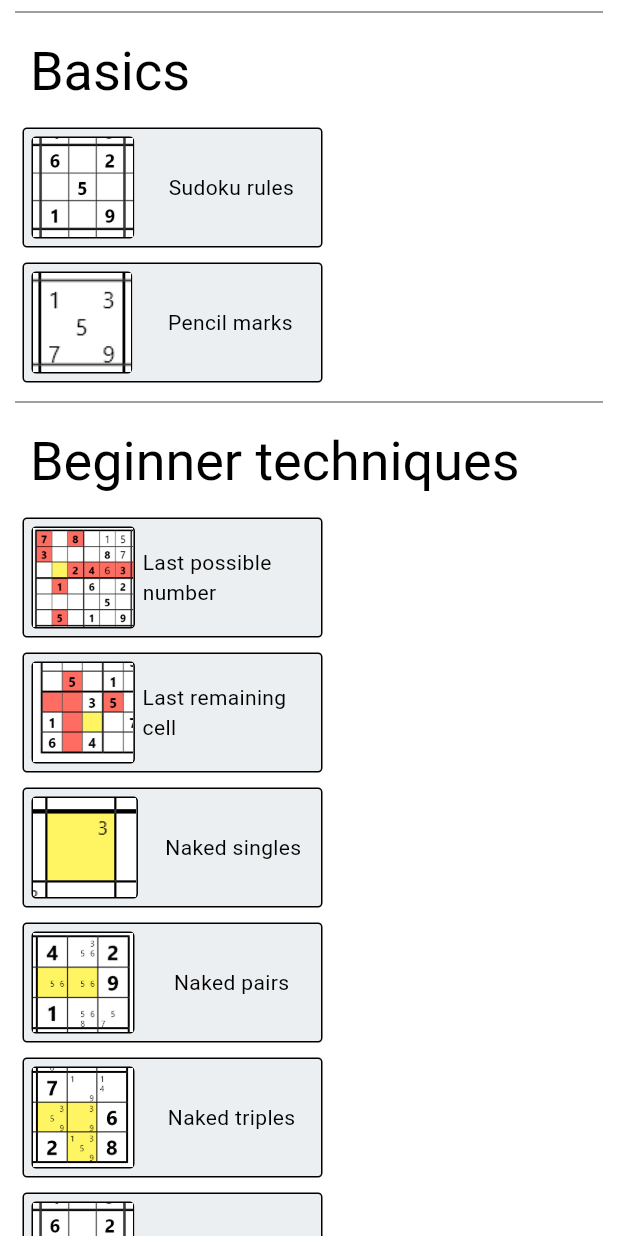
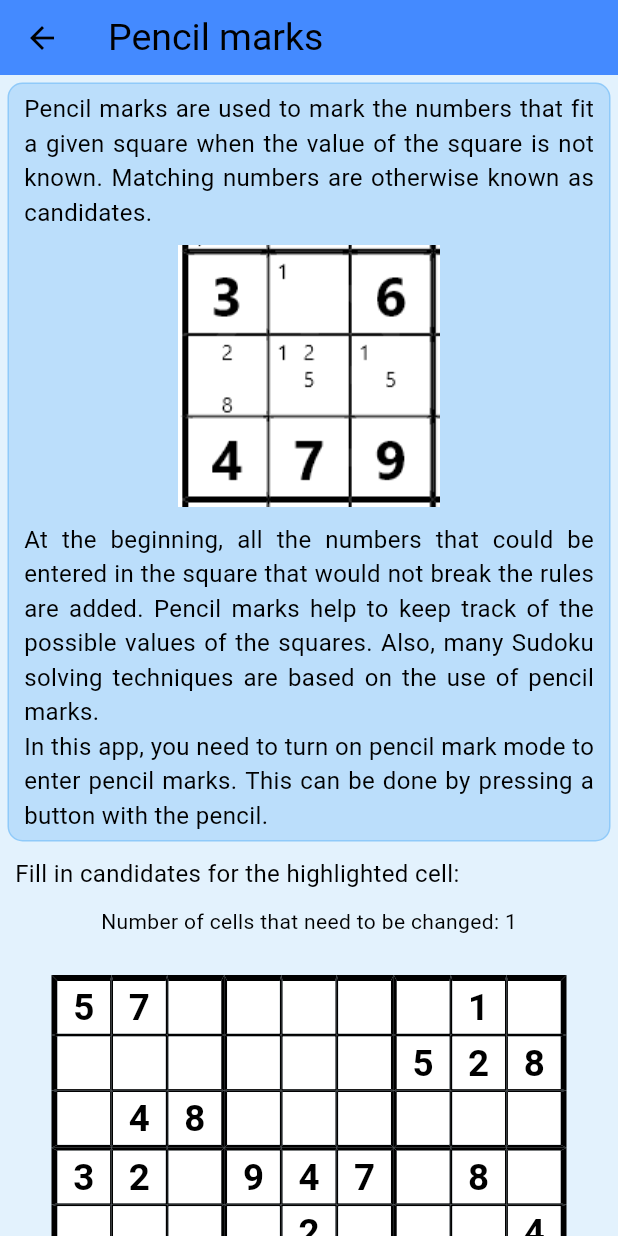
Before and after one commit to Majuo/thesis, a Flutter app: the LearningPage screen opened directly, after a tap on "Pencil marks", on a phone screen of 412 x 824 dp. Run offline on Flutter 3.47's test engine with Material 2 defaults, Android fonts, the phone set to English and light mode, and no system bars; our stand-ins replace shared_preferences; accounts and stored records are empty; generated files the repository leaves out were written again.

Commit message:
add pencil marks learning page

```diff
--- a/sudoku_app/lib/l10n/app_en.arb
+++ b/sudoku_app/lib/l10n/app_en.arb
@@ -56,5 +56,8 @@
   "problemChangesLeft" : "Number of cells that need to be changed: ",
   "problemIncorrectlyChangedCells" : "Incorrectly changed cells: ",
   "problemSolved" : "You solved the problem!",
-  "findSolutionForCell" : "Find the value of the highlighted cell"
+  "findSolutionForCell" : "Find the value of the highlighted cell",
+  "pencilMarksDescription1" : "Pencil marks are used to mark the numbers that fit a given square when the value of the square is not known. Matching numbers are otherwise known as candidates.",
+  "pencilMarksDescription2" : "At the beginning, all the numbers that could be entered in the square that would not break the rules are added. Pencil marks help to keep track of the possible values of the squares. Also, many Sudoku solving techniques are based on the use of pencil marks.\nIn this app, you need to turn on pencil mark mode to enter pencil marks. This can be done by pressing a button with the pencil.",
+  "pencilMarksProblem" : "Fill in candidates for the highlighted cell: "
 }
--- a/sudoku_app/lib/l10n/app_et.arb
+++ b/sudoku_app/lib/l10n/app_et.arb
@@ -56,5 +56,8 @@
   "problemChangesLeft" : "Ruutude arv, mida tuleb muuta: ",
   "problemIncorrectlyChangedCells" : "Valesti muudetud ruudud: ",
   "problemSolved" : "Ülesanne on lahendatud õigesti!",
-  "findSolutionForCell" : "Leia märgitud ruudu väärtust"
+  "findSolutionForCell" : "Leia märgitud ruudu väärtust",
+  "pencilMarksDescription1" : "Pliiatsimärke kasutatakse selleks, et märkida numbrid, mis sobivad antud ruutu, kui ruudu väärtust ei ole teada. Sobivaid numbreid nimetatakse teisiti kandidaatideks.",
+  "pencilMarksDescription2" : "Alguses lisatakse kõiki numbreid, mida võiks ruutu sisestada, mis ei rikuks reegleid. Pliiatsimärgid aitavad jälgida, ruutude võimalike väärtusi. Samuti põhinevad paljud Sudoku lahendamise tehnikad pliiatsimärkide kasutamisel.\nSelles rakenduses tuleb märkmete sisestamiseks lülitada sisse pliiatsimärkide režiimi. Seda saab teha vajutades pliiatsiga nupu.",
+  "pencilMarksProblem" : "Täida märgitud ruudu kandidaadid: "
 }
--- a/sudoku_app/lib/l10n/app_ru.arb
+++ b/sudoku_app/lib/l10n/app_ru.arb
@@ -56,5 +56,8 @@
   "problemChangesLeft" : "Число клеток, которые нужно изменить: ",
   "problemIncorrectlyChangedCells" : "Неправильно изменённых клеток: ",
   "problemSolved" : "Задача решена правильно!",
-  "findSolutionForCell" : "Leia märgitud ruudu väärtust"
+  "findSolutionForCell" : "Leia märgitud ruudu väärtust",
+  "pencilMarksDescription1" : "Pliiatsimärke kasutatakse selleks, et märkida numbrid, mis sobivad antud ruutu, kui ruudu väärtust ei ole teada. Sobivaid numbreid nimetatakse teisiti kandidaatideks.",
+  "pencilMarksDescription2" : "Alguses lisatakse kõiki numbreid, mida võiks ruutu sisestada, mis ei rikuks reegleid. Pliiatsimärgid aitavad jälgida, ruutude võimalike väärtusi. Samuti põhinevad paljud Sudoku lahendamise tehnikad pliiatsimärkide kasutamisel.\nSelles rakenduses tuleb märkmete sisestamiseks lülitada sisse pliiatsimärkide režiimi. Seda saab teha vajutades pliiatsiga nupu.",
+  "pencilMarksProblem" : "Täida märgitud ruudu kandidaadid: "
 }
--- a/sudoku_app/lib/pages/learning_page.dart
+++ b/sudoku_app/lib/pages/learning_page.dart
@@ -16,6 +16,7 @@ import 'package:sudoku_app/game_internals/solver/techniques/y_wing_technique.dar
 import 'package:sudoku_app/locale/sudoku_technique_name_picker.dart';
 import 'package:sudoku_app/pages/technique_page.dart';
 import 'package:sudoku_app/screen_size_helpers.dart';
+import 'package:sudoku_app/widgets/techniques_descriptions/pencil_marks_description.dart';
 import 'package:sudoku_app/widgets/techniques_descriptions/sudoku_rules_description.dart';
 import 'package:sudoku_app/widgets/techniques_list_tile.dart';
 import 'package:flutter_gen/gen_l10n/app_localizations.dart';
@@ -53,15 +54,17 @@ class _LearningPageState extends State<LearningPage> {
               children: [
                 TechniquesListTile(
                   onTapHandler: () {
-                    Navigator.push(context, MaterialPageRoute(builder: (context) => const TechniquePage(technique: SudokuRulesTechnique,pageContent: SudokuRulesDescription())));
+                    Navigator.push(context, MaterialPageRoute(builder: (context) => const TechniquePage(technique: SudokuRulesTechnique, pageContent: SudokuRulesDescription())));
                   },
                   imageAssetPath: "${LearningPage.assetFolder}rules.png",
-                  techniaueName: SudokuTechniqueNamePicker.getTechniqueName(context, SudokuRulesTechnique),
+                  techniqueName: SudokuTechniqueNamePicker.getTechniqueName(context, SudokuRulesTechnique),
                 ),
                 TechniquesListTile(
-                  onTapHandler: () {},
+                  onTapHandler: () {
+                    Navigator.push(context, MaterialPageRoute(builder: (context) => TechniquePage(technique: null, pageContent: const PencilMarksDescription(), techniqueNameOverride: AppLocalizations.of(context).pencilMarks)));
+                  },
                   imageAssetPath: "${LearningPage.assetFolder}notes.png",
-                  techniaueName: AppLocalizations.of(context).pencilMarks,
+                  techniqueName: AppLocalizations.of(context).pencilMarks,
                 ),
               ],
             ),
@@ -81,42 +84,42 @@ class _LearningPageState extends State<LearningPage> {
                 TechniquesListTile(
                   onTapHandler: () {},
                   imageAssetPath: "${LearningPage.assetFolder}lastPossibleNumber.png",
-                  techniaueName: SudokuTechniqueNamePicker.getTechniqueName(context, LastPossibleNumberTechnique),
+                  techniqueName: SudokuTechniqueNamePicker.getTechniqueName(context, LastPossibleNumberTechnique),
                 ),
                 TechniquesListTile(
                   onTapHandler: () {},
                   imageAssetPath: "${LearningPage.assetFolder}lastRemainingCell.png",
-                  techniaueName: SudokuTechniqueNamePicker.getTechniqueName(context, LastRemainingCellTechnique),
+                  techniqueName: SudokuTechniqueNamePicker.getTechniqueName(context, LastRemainingCellTechnique),
                 ),
                 TechniquesListTile(
                   onTapHandler: () {},
                   imageAssetPath: "${LearningPage.assetFolder}nakedSingle.png",
-                  techniaueName: SudokuTechniqueNamePicker.getTechniqueName(context, NakedSingleTechnique),
+                  techniqueName: SudokuTechniqueNamePicker.getTechniqueName(context, NakedSingleTechnique),
                 ),
                 TechniquesListTile(
                   onTapHandler: () {},
                   imageAssetPath: "${LearningPage.assetFolder}nakedPair.png",
-                  techniaueName: SudokuTechniqueNamePicker.getTechniqueName(context, NakedPairTechnique),
+                  techniqueName: SudokuTechniqueNamePicker.getTechniqueName(context, NakedPairTechnique),
                 ),
                 TechniquesListTile(
                   onTapHandler: () {},
                   imageAssetPath: "${LearningPage.assetFolder}nakedTriple.png",
-                  techniaueName: SudokuTechniqueNamePicker.getTechniqueName(context, NakedTripleTechnique),
+                  techniqueName: SudokuTechniqueNamePicker.getTechniqueName(context, NakedTripleTechnique),
                 ),
                 TechniquesListTile(
                   onTapHandler: () {},
                   imageAssetPath: "${LearningPage.assetFolder}rules.png",
-                  techniaueName: SudokuTechniqueNamePicker.getTechniqueName(context, HiddenSingleTechnique),
+                  techniqueName: SudokuTechniqueNamePicker.getTechniqueName(context, HiddenSingleTechnique),
                 ),
                 TechniquesListTile(
                   onTapHandler: () {},
                   imageAssetPath: "${LearningPage.assetFolder}rules.png",
-                  techniaueName: SudokuTechniqueNamePicker.getTechniqueName(context, HiddenPairTechnique),
+                  techniqueName: SudokuTechniqueNamePicker.getTechniqueName(context, HiddenPairTechnique),
                 ),
                 TechniquesListTile(
                   onTapHandler: () {},
                   imageAssetPath: "${LearningPage.assetFolder}rules.png",
-                  techniaueName: SudokuTechniqueNamePicker.getTechniqueName(context, HiddenTripleTechnique),
+                  techniqueName: SudokuTechniqueNamePicker.getTechniqueName(context, HiddenTripleTechnique),
                 ),
               ],
             ),
@@ -136,12 +139,12 @@ class _LearningPageState extends State<LearningPage> {
                 TechniquesListTile(
                   onTapHandler: () {},
                   imageAssetPath: "${LearningPage.assetFolder}rules.png",
-                  techniaueName: SudokuTechniqueNamePicker.getTechniqueName(context, PointingPairTechnique),
+                  techniqueName: SudokuTechniqueNamePicker.getTechniqueName(context, PointingPairTechnique),
                 ),
                 TechniquesListTile(
                   onTapHandler: () {},
                   imageAssetPath: "${LearningPage.assetFolder}rules.png",
-                  techniaueName: SudokuTechniqueNamePicker.getTechniqueName(context, PointingTripleTechnique),
+                  techniqueName: SudokuTechniqueNamePicker.getTechniqueName(context, PointingTripleTechnique),
                 ),
               ],
             ),
@@ -161,17 +164,17 @@ class _LearningPageState extends State<LearningPage> {
                 TechniquesListTile(
                   onTapHandler: () {},
                   imageAssetPath: "${LearningPage.assetFolder}rules.png",
-                  techniaueName: SudokuTechniqueNamePicker.getTechniqueName(context, XWingTechnique),
+                  techniqueName: SudokuTechniqueNamePicker.getTechniqueName(context, XWingTechnique),
                 ),
                 TechniquesListTile(
                   onTapHandler: () {},
                   imageAssetPath: "${LearningPage.assetFolder}rules.png",
-                  techniaueName: SudokuTechniqueNamePicker.getTechniqueName(context, YWingTechnique),
+                  techniqueName: SudokuTechniqueNamePicker.getTechniqueName(context, YWingTechnique),
                 ),
                 TechniquesListTile(
                   onTapHandler: () {},
                   imageAssetPath: "${LearningPage.assetFolder}rules.png",
-                  techniaueName: SudokuTechniqueNamePicker.getTechniqueName(context, SwordfishTechnique),
+                  techniqueName: SudokuTechniqueNamePicker.getTechniqueName(context, SwordfishTechnique),
                 ),
               ],
             ),
--- a/sudoku_app/lib/pages/technique_page.dart
+++ b/sudoku_app/lib/pages/technique_page.dart
@@ -10,9 +10,10 @@ import '../screen_size_helpers.dart';
 class TechniquePage extends StatelessWidget {
   static double contentWidth = 0;
   static double fontSize = 16;
-  const TechniquePage({super.key, required this.technique, required this.pageContent});
-  final Type technique;
+  const TechniquePage({super.key, required this.technique, required this.pageContent, this.techniqueNameOverride});
+  final Type? technique;
   final Widget pageContent;
+  final String? techniqueNameOverride;
   @override
   Widget build(BuildContext context) {
     contentWidth = ScreenSizeHelpers.displayWidth(context);
@@ -22,7 +23,7 @@ class TechniquePage extends StatelessWidget {
       appBar: PreferredSize(
         preferredSize: Size.fromHeight(appBarHeight),
         child: AppBar(
-          title: Text(SudokuTechniqueNamePicker.getTechniqueName(context, technique), style: TextStyle(fontSize: appBarHeight * 0.5)),
+          title: Text(techniqueNameOverride ?? SudokuTechniqueNamePicker.getTechniqueName(context, technique!), style: TextStyle(fontSize: appBarHeight * 0.5)),
           backgroundColor: Colors.blueAccent,
         ),
       ),
--- /dev/null
+++ b/sudoku_app/lib/widgets/techniques_descriptions/pencil_marks_description.dart
@@ -0,0 +1,63 @@
+import 'package:flutter/material.dart';
+import 'package:flutter_gen/gen_l10n/app_localizations.dart';
+
+import '../../game_internals/sudoku_problem.dart';
+import '../../pages/technique_page.dart';
+import '../sudoku_problem_widget.dart';
+
+class PencilMarksDescription extends StatefulWidget {
+  const PencilMarksDescription({super.key});
+  static const String assetFolderPath = "lib/assets/techniques/pencil_marks/";
+
+  @override
+  State<PencilMarksDescription> createState() => _PencilMarksDescriptionState();
+}
+
+class _PencilMarksDescriptionState extends State<PencilMarksDescription> {
+  final Future<double> img1Future = TechniquePage.getImageHeightAsync(Image.asset("${PencilMarksDescription.assetFolderPath}pencil_marks.png"));
+
+  @override
+  Widget build(BuildContext context) {
+    return ListView(
+      children: [
+        TechniquePage.getTechniquePageSection(
+          [
+            TechniquePage.getTechniquePageText(AppLocalizations.of(context).pencilMarksDescription1),
+            TechniquePage.getTechniquePageImage(img1Future, context, Image.asset("${PencilMarksDescription.assetFolderPath}pencil_marks.png")),
+            TechniquePage.getTechniquePageText(AppLocalizations.of(context).pencilMarksDescription2),
+          ]
+        ),
+        TechniquePage.getTechniquePageText(AppLocalizations.of(context).pencilMarksProblem),
+        SudokuProblemWidget(problem: getPencilMarksProblem())
+      ]
+    );
+  }
+
+  SudokuProblem getPencilMarksProblem() {
+    var problem = SudokuProblem.getSudokuProblem(
+    [
+      [[5], [7], [0], [0], [0], [0], [0], [1], [0]],
+      [[0], [0], [0], [0], [0], [0], [5], [2], [8]],
+      [[0], [4], [8], [0], [0], [0], [0], [0], [0]],
+      [[3], [2], [0], [9], [4], [7], [0], [8], [0]],
+      [[0], [0], [0], [0], [2], [0], [0], [0], [4]],
+      [[0], [9], [1], [0], [0], [3], [0], [0], [7]],
+      [[0], [1], [0], [0], [5], [2], [0], [0], [6]],
+      [[0], [0], [0], [6], [0], [0], [0], [0], [0]],
+      [[9], [0], [5], [0], [3], [1], [0], [0], [0]],
+    ],
+    [
+      [[5], [7], [0], [0], [0], [0], [0], [1], [0]],
+      [[0], [0], [0], [0], [0], [0], [5], [2], [8]],
+      [[0], [4], [8], [0], [0], [0], [0], [0], [0]],
+      [[3], [2], [0], [9], [4], [7], [0], [8], [0]],
+      [[0], [0], [0], [0], [2], [0], [0], [0], [4]],
+      [[0], [9], [1], [0], [0, 6, 8], [3], [0], [0], [7]],
+      [[0], [1], [0], [0], [5], [2], [0], [0], [6]],
+      [[0], [0], [0], [6], [0], [0], [0], [0], [0]],
+      [[9], [0], [5], [0], [3], [1], [0], [0], [0]],
+    ]);
+    problem.initColoredCells[problem.board[5][4]] = Colors.green;
+    return problem;
+  }
+}
--- a/sudoku_app/lib/widgets/techniques_list_tile.dart
+++ b/sudoku_app/lib/widgets/techniques_list_tile.dart
@@ -5,10 +5,10 @@ class TechniquesListTile extends StatelessWidget {
   static const double tileHeight = 80;
   static const double tilePadding = 5;
 
-  const TechniquesListTile({super.key, required this.onTapHandler, required this.imageAssetPath, required this.techniaueName});
+  const TechniquesListTile({super.key, required this.onTapHandler, required this.imageAssetPath, required this.techniqueName});
   final VoidCallback onTapHandler;
   final String imageAssetPath;
-  final String techniaueName;
+  final String techniqueName;
 
   @override
   Widget build(BuildContext context) {
@@ -45,7 +45,7 @@ class TechniquesListTile extends StatelessWidget {
                 ),
                 Expanded(
                   child: Center(
-                    child: Text(techniaueName)
+                    child: Text(techniqueName)
                   ),
                 )
               ],
--- a/sudoku_app/pubspec.yaml
+++ b/sudoku_app/pubspec.yaml
@@ -81,6 +81,7 @@ flutter:
     - lib/assets/tileListIcons/
     - lib/assets/techniques/
     - lib/assets/techniques/sudoku_rules/
+    - lib/assets/techniques/pencil_marks/
 
   # An image asset can refer to one or more resolution-specific "variants", see
   # https://flutter.dev/assets-and-images/#resolution-aware
```
Also changed, not shown: sudoku_app/lib/assets/techniques/pencil_marks/pencil_marks.png (added).
